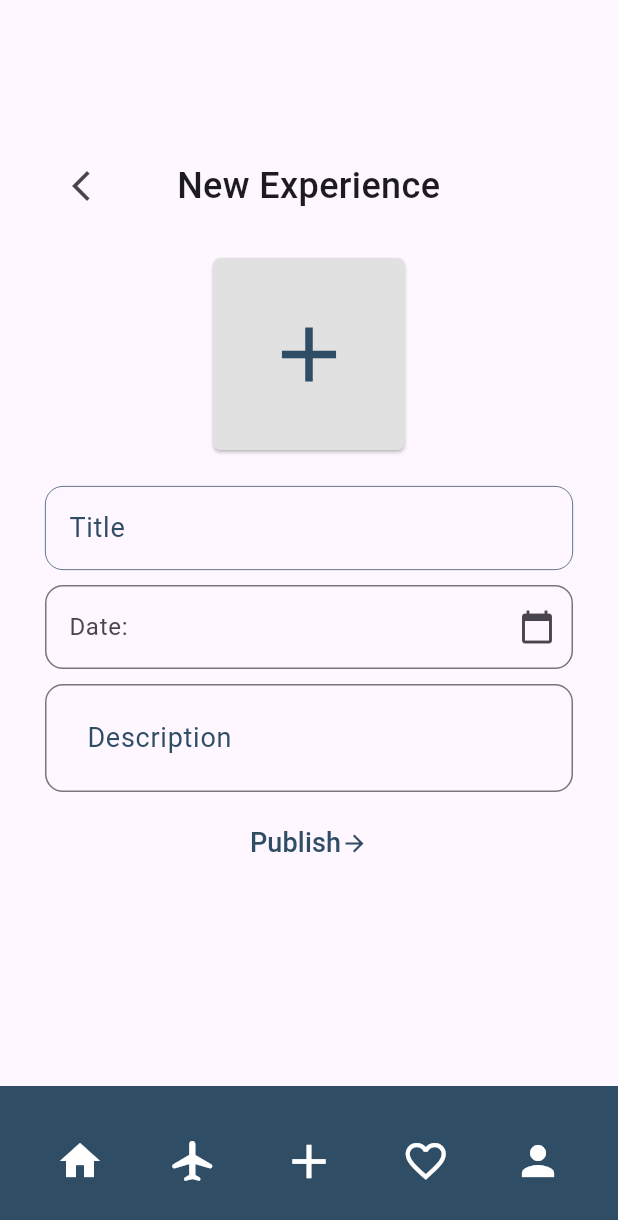
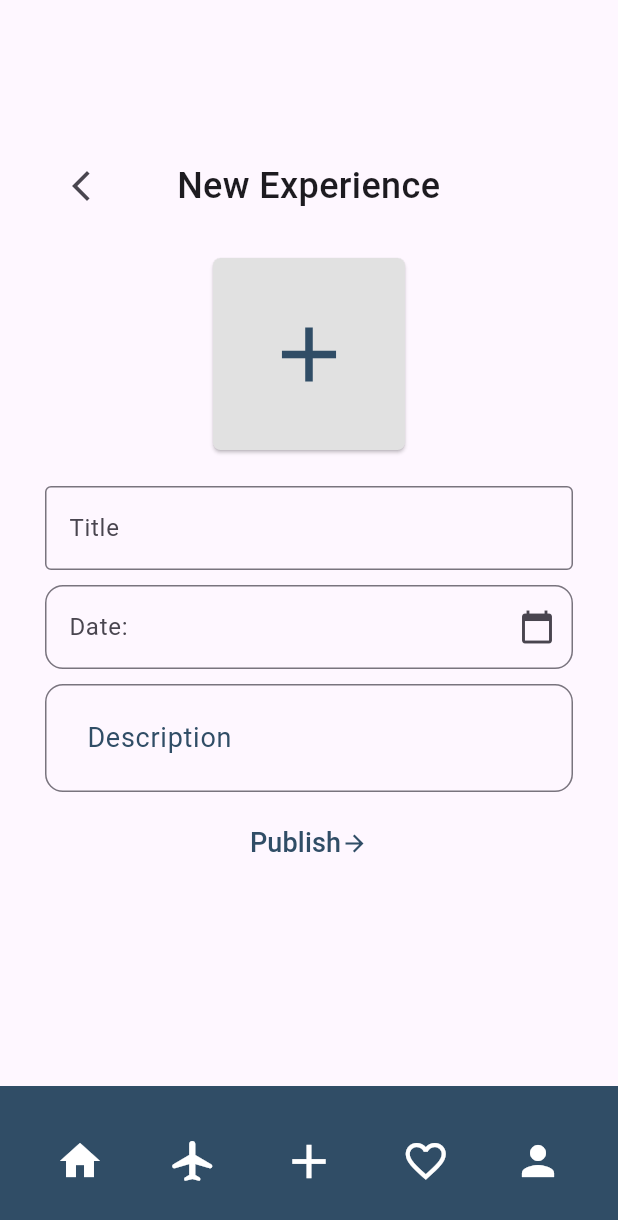
Before and after one commit to leticiabaldin/Find_out, a Flutter app: the AddExperiencePage screen opened by its route, on a phone screen of 412 x 824 dp. Shown: the top 1220 px of the screen. Run offline on Flutter 3.47's test engine with Material 3 defaults, Android fonts, the phone set to English and light mode, and no system bars; our stand-ins replace auto_size_text, carousel_slider, cloud_firestore, firebase_auth, firebase_core, go_router; missing offline and left inert: country_state_city_picker; accounts and stored records are empty.

Commit message:
feat: adicionado integração para criar postagem

```diff
--- a/lib/pages/add_experience_page.dart
+++ b/lib/pages/add_experience_page.dart
@@ -19,7 +19,7 @@ class AddExperiencePage extends StatefulWidget {
 class _AddExperiencePageState extends State<AddExperiencePage> {
   bool loading = false;
   final dateController = TextEditingController();
-  final placeController = TextEditingController();
+  final titleController = TextEditingController();
   final descriptionController = TextEditingController();
 
   final GlobalKey<FormState> formKey = GlobalKey<FormState>();
@@ -27,17 +27,15 @@ class _AddExperiencePageState extends State<AddExperiencePage> {
   @override
   void initState() {
     super.initState();
-    // Inicializa o campo place com o nome do país recebido
-    placeController.text = widget.countryName;
   }
 
   Future<void> createTravel() async {
     if (loading) return;
     setState(() => loading = true);
 
-    final place = placeController.text.trim();
     final date = dateController.text.trim();
     final description = descriptionController.text.trim();
+    final title = titleController.text;
     final fireAuth = FirebaseAuth.instance;
     final firestore = FirebaseFirestore.instance;
     final id = fireAuth.currentUser!.uid;
@@ -48,13 +46,13 @@ class _AddExperiencePageState extends State<AddExperiencePage> {
       "place": widget.countryName,
       "date": date,
       "description": description,
+      "title": title,
       "id": id,
     };
 
     final collection = firestore.collection("occurrences/$id/history");
     await collection.add(data);
 
-    placeController.clear();
     dateController.clear();
     descriptionController.clear();
 
@@ -115,7 +113,13 @@ class _AddExperiencePageState extends State<AddExperiencePage> {
                 ],
               ),
               const SizedBox(height: 24),
-              TextFormFieldTravel(text: 'Title'),
+              TextFormField(
+                controller: titleController,
+                decoration: InputDecoration(
+                  labelText: "Title",
+                  border: OutlineInputBorder(),
+                ),
+              ),
               const SizedBox(height: 10),
               // Campo de data
               TextFormField(
@@ -195,6 +199,7 @@ class _AddExperiencePageState extends State<AddExperiencePage> {
                 onPressed: () {
                   if (formKey.currentState!.validate()) {
                     createTravel();
+                    context.go('/explorer');
                   }
                 },
                 child: const Row(
--- a/lib/pages/home_page.dart
+++ b/lib/pages/home_page.dart
@@ -235,7 +235,9 @@ class _HomePageState extends State<HomePage> {
                         SizedBox(
                           width: 325,
                           child: ElevatedButton(
-                            onPressed: () => _dialogBuilder(context),
+                            onPressed: () => {
+                              context.go("/share")
+                            },
                             style: ElevatedButton.styleFrom(
                               padding: const EdgeInsets.symmetric(
                                 horizontal: 64,
```
